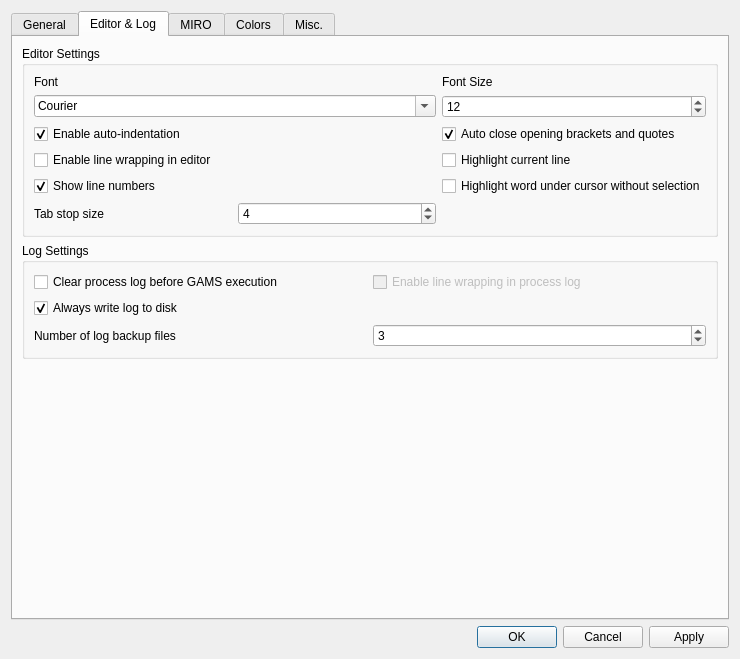
Before: the Qt Designer form src/settingsdialog.ui in GAMS-dev/studio, drawn with Qt 5.
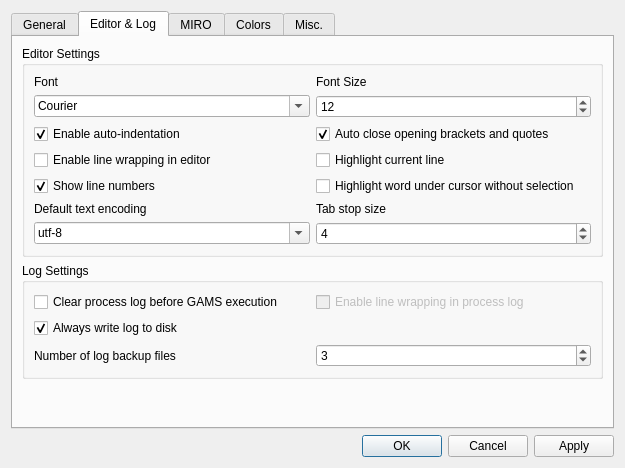
After: the same form once the commit is applied. The open tabs and pages were chosen to show the change.

Commit message: Added entry to setting and -dialog to store default codec

Diff of the .ui file:
```diff
--- a/src/settingsdialog.ui
+++ b/src/settingsdialog.ui
@@ -6,15 +6,28 @@
    <rect>
     <x>0</x>
     <y>0</y>
-    <width>740</width>
-    <height>659</height>
+    <width>625</width>
+    <height>468</height>
    </rect>
   </property>
   <property name="windowTitle">
    <string>Settings</string>
   </property>
   <layout class="QGridLayout" name="gridLayout_10">
-   <item row="0" column="0">
+   <item row="2" column="0">
+    <widget class="QDialogButtonBox" name="buttonBox">
+     <property name="orientation">
+      <enum>Qt::Horizontal</enum>
+     </property>
+     <property name="standardButtons">
+      <set>QDialogButtonBox::Apply|QDialogButtonBox::Cancel|QDialogButtonBox::Ok</set>
+     </property>
+     <property name="centerButtons">
+      <bool>false</bool>
+     </property>
+    </widget>
+   </item>
+   <item row="1" column="0">
     <widget class="QTabWidget" name="tabWidget">
      <property name="enabled">
       <bool>true</bool>
@@ -212,7 +225,97 @@
           <string>Editor Settings</string>
          </property>
          <layout class="QGridLayout" name="gridLayout_5">
-          <item row="7" column="0">
+          <item row="1" column="1">
+           <widget class="QSpinBox" name="sb_fontsize">
+            <property name="minimum">
+             <number>5</number>
+            </property>
+            <property name="maximum">
+             <number>50</number>
+            </property>
+            <property name="value">
+             <number>12</number>
+            </property>
+           </widget>
+          </item>
+          <item row="6" column="1">
+           <widget class="QSpinBox" name="sb_tabsize">
+            <property name="enabled">
+             <bool>true</bool>
+            </property>
+            <property name="minimum">
+             <number>1</number>
+            </property>
+            <property name="maximum">
+             <number>50</number>
+            </property>
+            <property name="value">
+             <number>4</number>
+            </property>
+           </widget>
+          </item>
+          <item row="2" column="1">
+           <widget class="QCheckBox" name="cb_autoclose">
+            <property name="text">
+             <string>Auto close opening brackets and quotes</string>
+            </property>
+            <property name="checked">
+             <bool>true</bool>
+            </property>
+           </widget>
+          </item>
+          <item row="0" column="1">
+           <widget class="QLabel" name="label_3">
+            <property name="text">
+             <string>Font Size</string>
+            </property>
+           </widget>
+          </item>
+          <item row="4" column="1">
+           <widget class="QCheckBox" name="cb_highlightUnderCursor">
+            <property name="enabled">
+             <bool>true</bool>
+            </property>
+            <property name="sizePolicy">
+             <sizepolicy hsizetype="Minimum" vsizetype="Preferred">
+              <horstretch>0</horstretch>
+              <verstretch>0</verstretch>
+             </sizepolicy>
+            </property>
+            <property name="toolTip">
+             <string>When activated all occurrences of the word that is currently under the text cursor will be highlighted. When deactivated a selection of the word is needed.</string>
+            </property>
+            <property name="text">
+             <string>Highlight word under cursor without selection</string>
+            </property>
+            <property name="checkable">
+             <bool>true</bool>
+            </property>
+           </widget>
+          </item>
+          <item row="2" column="0">
+           <widget class="QCheckBox" name="cb_autoindent">
+            <property name="enabled">
+             <bool>true</bool>
+            </property>
+            <property name="sizePolicy">
+             <sizepolicy hsizetype="Minimum" vsizetype="Preferred">
+              <horstretch>0</horstretch>
+              <verstretch>0</verstretch>
+             </sizepolicy>
+            </property>
+            <property name="text">
+             <string>Enable auto-indentation</string>
+            </property>
+            <property name="checkable">
+             <bool>true</bool>
+            </property>
+            <property name="checked">
+             <bool>true</bool>
+            </property>
+           </widget>
+          </item>
+          <item row="5" column="1">
            <widget class="QLabel" name="label_tabsize">
             <property name="sizePolicy">
              <sizepolicy hsizetype="Preferred" vsizetype="Preferred">
@@ -225,10 +328,37 @@
             </property>
            </widget>
           </item>
-          <item row="0" column="2">
-           <widget class="QLabel" name="label_3">
+          <item row="5" column="0">
+           <widget class="QLabel" name="label_encoding">
             <property name="text">
-             <string>Font Size</string>
+             <string>Default text encoding</string>
+            </property>
+           </widget>
+          </item>
+          <item row="6" column="0">
+           <widget class="QComboBox" name="codecComboBox">
+            <property name="editable">
+             <bool>true</bool>
+            </property>
+            <property name="currentIndex">
+             <number>1</number>
+            </property>
+            <item>
+             <property name="text">
+              <string>System</string>
+             </property>
+            </item>
+            <item>
+             <property name="text">
+              <string>utf-8</string>
+             </property>
+            </item>
+           </widget>
+          </item>
+          <item row="0" column="0">
+           <widget class="QLabel" name="label_2">
+            <property name="text">
+             <string>Font</string>
             </property>
            </widget>
           </item>
@@ -254,7 +384,26 @@
             </property>
            </widget>
           </item>
-          <item row="1" column="0" colspan="2">
+          <item row="3" column="1">
+           <widget class="QCheckBox" name="cb_highlightcurrent">
+            <property name="enabled">
+             <bool>true</bool>
+            </property>
+            <property name="sizePolicy">
+             <sizepolicy hsizetype="Minimum" vsizetype="Preferred">
+              <horstretch>0</horstretch>
+              <verstretch>0</verstretch>
+             </sizepolicy>
+            </property>
+            <property name="text">
+             <string>Highlight current line</string>
+            </property>
+            <property name="checkable">
+             <bool>true</bool>
+            </property>
+           </widget>
+          </item>
+          <item row="1" column="0">
            <widget class="QFontComboBox" name="fontComboBox">
             <property name="fontFilters">
              <set>QFontComboBox::MonospacedFonts</set>
@@ -267,106 +416,7 @@
             </property>
            </widget>
           </item>
-          <item row="1" column="2">
-           <widget class="QSpinBox" name="sb_fontsize">
-            <property name="minimum">
-             <number>5</number>
-            </property>
-            <property name="maximum">
-             <number>50</number>
-            </property>
-            <property name="value">
-             <number>12</number>
-            </property>
-           </widget>
-          </item>
-          <item row="5" column="2">
-           <widget class="QCheckBox" name="cb_highlightUnderCursor">
-            <property name="enabled">
-             <bool>true</bool>
-            </property>
-            <property name="sizePolicy">
-             <sizepolicy hsizetype="Minimum" vsizetype="Preferred">
-              <horstretch>0</horstretch>
-              <verstretch>0</verstretch>
-             </sizepolicy>
-            </property>
-            <property name="toolTip">
-             <string>When activated all occurrences of the word that is currently under the text cursor will be highlighted. When deactivated a selection of the word is needed.</string>
-            </property>
-            <property name="text">
-             <string>Highlight word under cursor without selection</string>
-            </property>
-            <property name="checkable">
-             <bool>true</bool>
-            </property>
-           </widget>
-          </item>
-          <item row="3" column="2">
-           <widget class="QCheckBox" name="cb_highlightcurrent">
-            <property name="enabled">
-             <bool>true</bool>
-            </property>
-            <property name="sizePolicy">
-             <sizepolicy hsizetype="Minimum" vsizetype="Preferred">
-              <horstretch>0</horstretch>
-              <verstretch>0</verstretch>
-             </sizepolicy>
-            </property>
-            <property name="text">
-             <string>Highlight current line</string>
-            </property>
-            <property name="checkable">
-             <bool>true</bool>
-            </property>
-           </widget>
-          </item>
-          <item row="7" column="1">
-           <widget class="QSpinBox" name="sb_tabsize">
-            <property name="enabled">
-             <bool>true</bool>
-            </property>
-            <property name="minimum">
-             <number>1</number>
-            </property>
-            <property name="maximum">
-             <number>50</number>
-            </property>
-            <property name="value">
-             <number>4</number>
-            </property>
-           </widget>
-          </item>
-          <item row="0" column="0">
-           <widget class="QLabel" name="label_2">
-            <property name="text">
-             <string>Font</string>
-            </property>
-           </widget>
-          </item>
-          <item row="2" column="0">
-           <widget class="QCheckBox" name="cb_autoindent">
-            <property name="enabled">
-             <bool>true</bool>
-            </property>
-            <property name="sizePolicy">
-             <sizepolicy hsizetype="Minimum" vsizetype="Preferred">
-              <horstretch>0</horstretch>
-              <verstretch>0</verstretch>
-             </sizepolicy>
-            </property>
-            <property name="text">
-             <string>Enable auto-indentation</string>
-            </property>
-            <property name="checkable">
-             <bool>true</bool>
-            </property>
-            <property name="checked">
-             <bool>true</bool>
-            </property>
-           </widget>
-          </item>
-          <item row="5" column="0">
+          <item row="4" column="0">
            <widget class="QCheckBox" name="cb_showlinenr">
             <property name="enabled">
              <bool>true</bool>
@@ -388,16 +438,6 @@
             </property>
            </widget>
           </item>
-          <item row="2" column="2">
-           <widget class="QCheckBox" name="cb_autoclose">
-            <property name="text">
-             <string>Auto close opening brackets and quotes</string>
-            </property>
-            <property name="checked">
-             <bool>true</bool>
-            </property>
-           </widget>
-          </item>
          </layout>
         </widget>
        </item>
@@ -980,19 +1020,6 @@
      </widget>
     </widget>
    </item>
-   <item row="1" column="0">
-    <widget class="QDialogButtonBox" name="buttonBox">
-     <property name="orientation">
-      <enum>Qt::Horizontal</enum>
-     </property>
-     <property name="standardButtons">
-      <set>QDialogButtonBox::Apply|QDialogButtonBox::Cancel|QDialogButtonBox::Ok</set>
-     </property>
-     <property name="centerButtons">
-      <bool>false</bool>
-     </property>
-    </widget>
-   </item>
   </layout>
  </widget>
  <resources/>
```
The commit also changes 6 other files.
